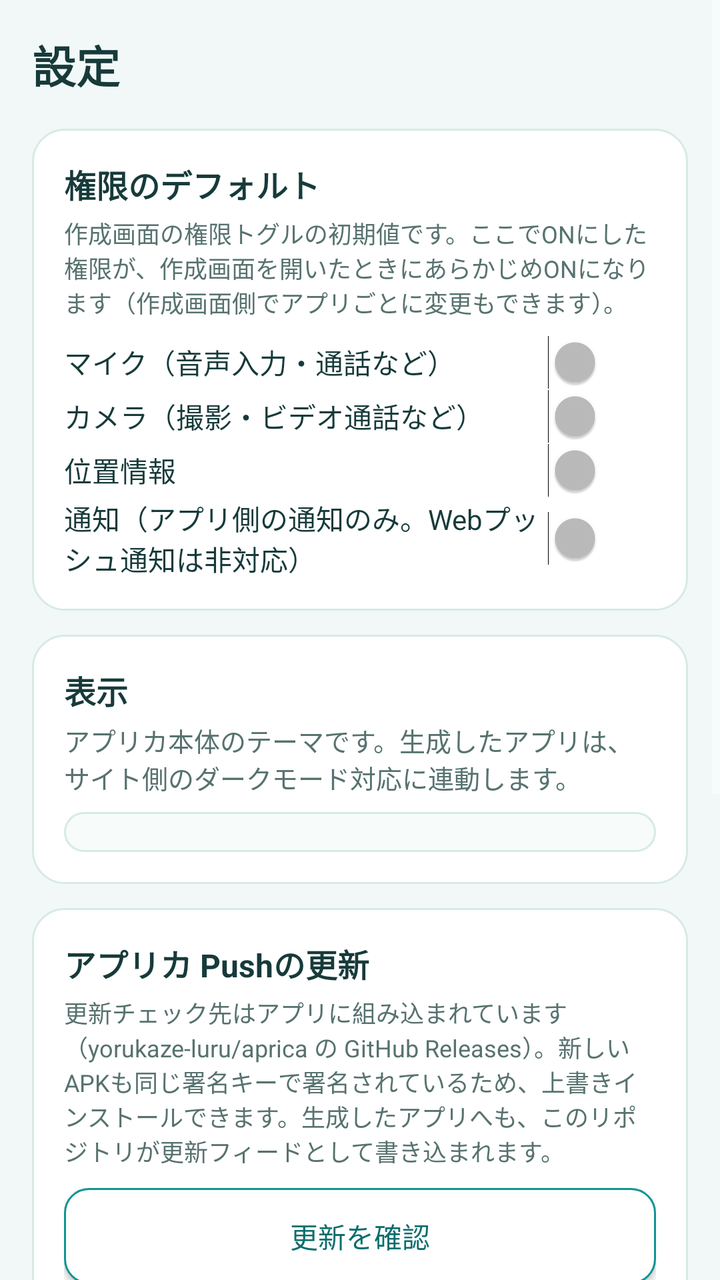
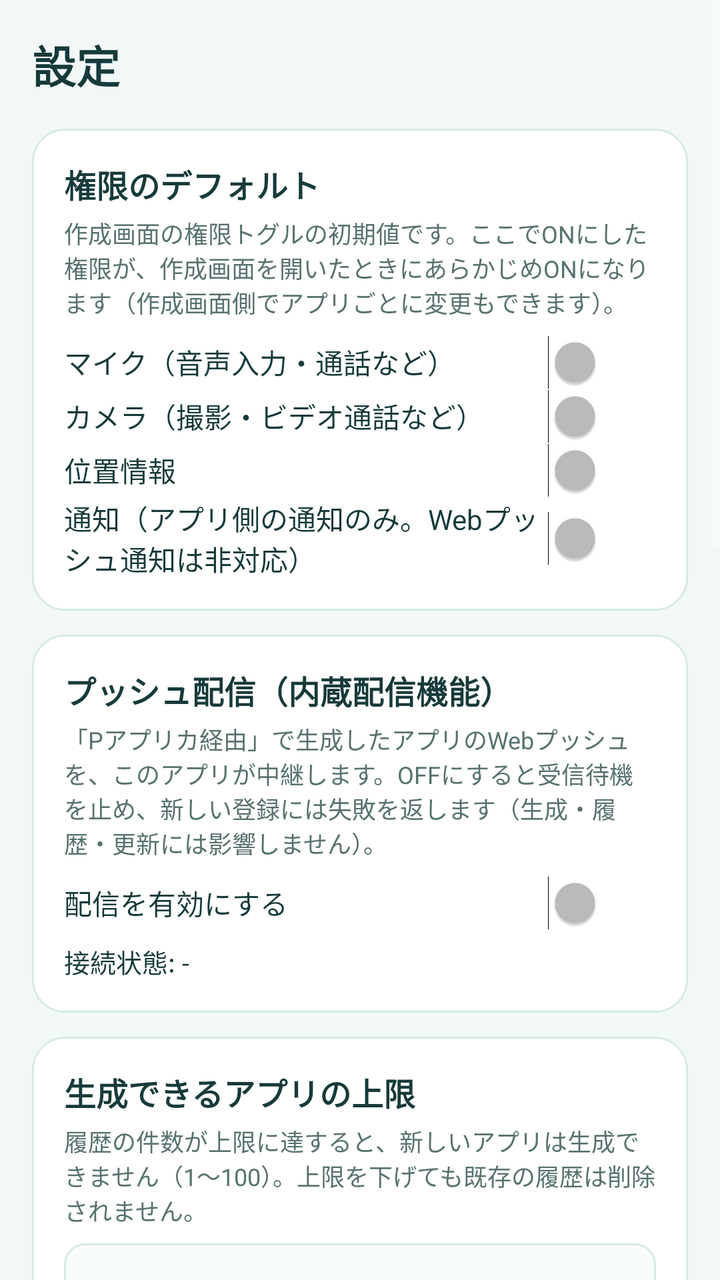

The first picture is an Android layout as it rendered before a commit; the second is the same layout after the commit. The layout source and the unified diff follow.
<!-- AndroidManifest.xml: application theme Theme.WebGen -->
<!-- res/layout/activity_settings.xml -->
<?xml version="1.0" encoding="utf-8"?>
<ScrollView xmlns:android="http://schemas.android.com/apk/res/android"
    android:layout_width="match_parent"
    android:layout_height="match_parent">

    <LinearLayout
        android:layout_width="match_parent"
        android:layout_height="wrap_content"
        android:orientation="vertical"
        android:padding="16dp">

        <TextView
            android:layout_width="wrap_content"
            android:layout_height="wrap_content"
            android:text="設定"
            android:textColor="@color/ink"
            android:textSize="22sp"
            android:textStyle="bold" />

        
        <LinearLayout
            android:layout_width="match_parent"
            android:layout_height="wrap_content"
            android:layout_marginTop="16dp"
            android:background="@drawable/bg_card"
            android:orientation="vertical"
            android:padding="16dp">

            <TextView
                android:layout_width="wrap_content"
                android:layout_height="wrap_content"
                android:text="権限のデフォルト"
                android:textColor="@color/ink"
                android:textSize="16sp"
                android:textStyle="bold" />

            <TextView
                android:layout_width="wrap_content"
                android:layout_height="wrap_content"
                android:layout_marginTop="4dp"
                android:text="作成画面の権限トグルの初期値です。ここでONにした権限が、作成画面を開いたときにあらかじめONになります（作成画面側でアプリごとに変更もできます）。"
                android:textColor="@color/ink_sub"
                android:textSize="12sp" />

            <Switch
                android:id="@+id/defMic"
                android:layout_width="match_parent"
                android:layout_height="wrap_content"
                android:layout_marginTop="8dp"
                android:text="マイク（音声入力・通話など）" 
                android:textColor="@color/ink"/>

            <Switch
                android:id="@+id/defCamera"
                android:layout_width="match_parent"
                android:layout_height="wrap_content"
                android:text="カメラ（撮影・ビデオ通話など）" 
                android:textColor="@color/ink"/>

            <Switch
                android:id="@+id/defLocation"
                android:layout_width="match_parent"
                android:layout_height="wrap_content"
                android:text="位置情報" 
                android:textColor="@color/ink"/>

            <Switch
                android:id="@+id/defNotifications"
                android:layout_width="match_parent"
                android:layout_height="wrap_content"
                android:text="通知（アプリ側の通知のみ。Webプッシュ通知は非対応）" 
                android:textColor="@color/ink"/>
        </LinearLayout>

        
        <LinearLayout
            android:layout_width="match_parent"
            android:layout_height="wrap_content"
            android:layout_marginTop="12dp"
            android:background="@drawable/bg_card"
            android:orientation="vertical"
            android:padding="16dp">

            <TextView
                android:layout_width="wrap_content"
                android:layout_height="wrap_content"
                android:text="表示"
                android:textColor="@color/ink"
                android:textSize="16sp"
                android:textStyle="bold" />

            <TextView
                android:layout_width="wrap_content"
                android:layout_height="wrap_content"
                android:layout_marginTop="4dp"
                android:text="アプリカ本体のテーマです。生成したアプリは、サイト側のダークモード対応に連動します。"
                android:textColor="@color/ink_sub"
                android:textSize="13sp" />

            <Spinner
                android:id="@+id/themeSpinner"
                android:layout_width="match_parent"
                android:layout_height="wrap_content"
                android:layout_marginTop="8dp"
                android:background="@drawable/bg_input"
                android:padding="10dp" />
        </LinearLayout>

        
        <LinearLayout
            android:layout_width="match_parent"
            android:layout_height="wrap_content"
            android:layout_marginTop="12dp"
            android:background="@drawable/bg_card"
            android:orientation="vertical"
            android:padding="16dp">

            <TextView
                android:layout_width="wrap_content"
                android:layout_height="wrap_content"
                android:text="アプリカ Pushの更新"
                android:textColor="@color/ink"
                android:textSize="16sp"
                android:textStyle="bold" />

            <TextView
                android:layout_width="wrap_content"
                android:layout_height="wrap_content"
                android:layout_marginTop="4dp"
                android:text="更新チェック先はアプリに組み込まれています（yorukaze-luru/aprica の GitHub Releases）。新しいAPKも同じ署名キーで署名されているため、上書きインストールできます。生成したアプリへも、このリポジトリが更新フィードとして書き込まれます。"
                android:textColor="@color/ink_sub"
                android:textSize="12sp" />

            <Button
                android:id="@+id/checkUpdateButton"
                android:layout_width="match_parent"
                android:layout_height="wrap_content"
                android:layout_marginTop="10dp"
                android:background="@drawable/bg_button_secondary"
                android:text="更新を確認"
                android:textColor="@color/brand_teal_dark" />

            <TextView
                android:id="@+id/updateStatus"
                android:layout_width="match_parent"
                android:layout_height="wrap_content"
                android:layout_marginTop="6dp"
                android:textColor="@color/ink"
                android:textSize="13sp" />

            <TextView
                android:id="@+id/versionText"
                android:layout_width="wrap_content"
                android:layout_height="wrap_content"
                android:layout_marginTop="2dp"
                android:text="現在のバージョン: アプリカ"
                android:textColor="@color/ink_sub"
                android:textSize="12sp" />
        </LinearLayout>

        
        <LinearLayout
            android:layout_width="match_parent"
            android:layout_height="wrap_content"
            android:layout_marginTop="12dp"
            android:background="@drawable/bg_card"
            android:orientation="vertical"
            android:padding="16dp">

            <TextView
                android:layout_width="wrap_content"
                android:layout_height="wrap_content"
                android:text="インストールと Play プロテクト"
                android:textColor="@color/ink"
                android:textSize="16sp"
                android:textStyle="bold" />

            <TextView
                android:layout_width="wrap_content"
                android:layout_height="wrap_content"
                android:layout_marginTop="4dp"
                android:text="生成したアプリをインストールするとき、Google Play プロテクトの確認画面が出ることがあります。これはストア外から入れるアプリへの Android 標準の確認で、アプリ側で消したり範囲を変えたりすることはできません。確認画面では内容を確認して「そのままインストール」を選んでください。アプリカからインストールするときだけ、事前の案内ダイアログを表示します。Play プロテクト自体を止めたい場合は Play ストアのプロテクト設定から変更できますが、端末全体の保護が弱くなるためおすすめしません。"
                android:textColor="@color/ink_sub"
                android:textSize="12sp" />
        </LinearLayout>

        <Button
            android:id="@+id/backButton"
            android:layout_width="match_parent"
            android:layout_height="52dp"
            android:layout_marginTop="18dp"
            android:background="@drawable/bg_button_primary"
            android:text="作成画面に戻る"
            android:textColor="@color/white"
            android:textSize="15sp"
            android:textStyle="bold" />
    </LinearLayout>
</ScrollView>
<!-- resources referenced by this layout -->
<resources>
  <color name="brand_teal_dark">#0A6E6D</color>
  <color name="ink">#173A3A</color>
  <color name="ink_sub">#57726F</color>
  <color name="white">#FFFFFF</color>
  <!-- drawable bg_button_primary (drawable) -->
  <?xml version="1.0" encoding="utf-8"?>
  <selector xmlns:android="http://schemas.android.com/apk/res/android">
      <item android:state_pressed="true">
          <shape android:shape="rectangle">
              <solid android:color="#0A6E6D" />
              <corners android:radius="12dp" />
          </shape>
      </item>
      <item android:state_enabled="false">
          <shape android:shape="rectangle">
              <solid android:color="#9FC8C5" />
              <corners android:radius="12dp" />
          </shape>
      </item>
      <item>
          <shape android:shape="rectangle">
              <solid android:color="#0E9594" />
              <corners android:radius="12dp" />
          </shape>
      </item>
  </selector>
  <!-- drawable bg_button_secondary (drawable) -->
  <?xml version="1.0" encoding="utf-8"?>
  <selector xmlns:android="http://schemas.android.com/apk/res/android">
      <item android:state_pressed="true">
          <shape android:shape="rectangle">
              <solid android:color="#E2F2F0" />
              <stroke
                  android:width="1dp"
                  android:color="#0E9594" />
              <corners android:radius="12dp" />
          </shape>
      </item>
      <item>
          <shape android:shape="rectangle">
              <solid android:color="#FFFFFF" />
              <stroke
                  android:width="1dp"
                  android:color="#0E9594" />
              <corners android:radius="12dp" />
          </shape>
      </item>
  </selector>
  <!-- drawable bg_card (drawable) -->
  <?xml version="1.0" encoding="utf-8"?>
  <shape xmlns:android="http://schemas.android.com/apk/res/android"
      android:shape="rectangle">
      <solid android:color="#FFFFFF" />
      <stroke
          android:width="1dp"
          android:color="#D7EAE7" />
      <corners android:radius="16dp" />
  </shape>
  <!-- drawable bg_input (drawable) -->
  <?xml version="1.0" encoding="utf-8"?>
  <shape xmlns:android="http://schemas.android.com/apk/res/android"
      android:shape="rectangle">
      <solid android:color="#F7FBFA" />
      <stroke
          android:width="1dp"
          android:color="#D7EAE7" />
      <corners android:radius="10dp" />
  </shape>
  <style name="Theme.WebGen" parent="@android:style/Theme.Material.NoActionBar">
          <item name="android:colorAccent">@color/brand_teal</item>
          <item name="android:windowBackground">@color/brand_bg</item>
          <item name="android:statusBarColor">@color/brand_teal_dark</item>
          <item name="android:navigationBarColor">@color/brand_bg</item>
      </style>
  <color name="brand_teal">#0E9594</color>
  <color name="brand_bg">#F2F8F7</color>
</resources>

<!-- the commit's change to res/layout/activity_settings.xml (unified diff, before → after) -->
@@ -72,6 +72,106 @@
                 android:textColor="@color/ink"/>
         </LinearLayout>
 
+
+        
+        <LinearLayout
+            android:layout_width="match_parent"
+            android:layout_height="wrap_content"
+            android:layout_marginTop="12dp"
+            android:background="@drawable/bg_card"
+            android:orientation="vertical"
+            android:padding="16dp">
+
+            <TextView
+                android:layout_width="wrap_content"
+                android:layout_height="wrap_content"
+                android:text="プッシュ配信（内蔵配信機能）"
+                android:textColor="@color/ink"
+                android:textSize="16sp"
+                android:textStyle="bold" />
+
+            <TextView
+                android:layout_width="wrap_content"
+                android:layout_height="wrap_content"
+                android:layout_marginTop="4dp"
+                android:text="「Pアプリカ経由」で生成したアプリのWebプッシュを、このアプリが中継します。OFFにすると受信待機を止め、新しい登録には失敗を返します（生成・履歴・更新には影響しません）。"
+                android:textColor="@color/ink_sub"
+                android:textSize="12sp" />
+
+            <Switch
+                android:id="@+id/distributorToggle"
+                android:layout_width="match_parent"
+                android:layout_height="wrap_content"
+                android:layout_marginTop="8dp"
+                android:text="配信を有効にする"
+                android:textColor="@color/ink" />
+
+            <TextView
+                android:id="@+id/distributorStatus"
+                android:layout_width="match_parent"
+                android:layout_height="wrap_content"
+                android:layout_marginTop="6dp"
+                android:text="接続状態: -"
+                android:textColor="@color/ink"
+                android:textSize="13sp" />
+        </LinearLayout>
+
+        
+        <LinearLayout
+            android:layout_width="match_parent"
+            android:layout_height="wrap_content"
+            android:layout_marginTop="12dp"
+            android:background="@drawable/bg_card"
+            android:orientation="vertical"
+            android:padding="16dp">
+
+            <TextView
+                android:layout_width="wrap_content"
+                android:layout_height="wrap_content"
+                android:text="生成できるアプリの上限"
+                android:textColor="@color/ink"
+                android:textSize="16sp"
+                android:textStyle="bold" />
+
+            <TextView
+                android:layout_width="wrap_content"
+                android:layout_height="wrap_content"
+                android:layout_marginTop="4dp"
+                android:text="履歴の件数が上限に達すると、新しいアプリは生成できません（1〜100）。上限を下げても既存の履歴は削除されません。"
+                android:textColor="@color/ink_sub"
+                android:textSize="12sp" />
+
+            <EditText
+                android:id="@+id/genLimitInput"
+                android:layout_width="match_parent"
+                android:layout_height="wrap_content"
+                android:layout_marginTop="8dp"
+                android:background="@drawable/bg_input"
+                android:textColor="@color/ink"
+                android:textColorHint="@color/ink_sub"
+                android:hint="10"
+                android:inputType="number"
+                android:padding="12dp"
+                android:singleLine="true" />
+
+            <Button
+                android:id="@+id/genLimitSaveButton"
+                android:layout_width="match_parent"
+                android:layout_height="wrap_content"
+                android:layout_marginTop="10dp"
+                android:background="@drawable/bg_button_secondary"
+                android:text="上限を保存"
+                android:textColor="@color/brand_teal_dark" />
+
+            <TextView
+                android:id="@+id/genLimitStatus"
+                android:layout_width="match_parent"
+                android:layout_height="wrap_content"
+                android:layout_marginTop="6dp"
+                android:textColor="@color/ink"
+                android:textSize="13sp" />
+        </LinearLayout>
+
         
         <LinearLayout
             android:layout_width="match_parent"
@@ -118,7 +218,7 @@
             <TextView
                 android:layout_width="wrap_content"
                 android:layout_height="wrap_content"
-                android:text="アプリカ Pushの更新"
+                android:text="Pアプリカの更新"
                 android:textColor="@color/ink"
                 android:textSize="16sp"
                 android:textStyle="bold" />
